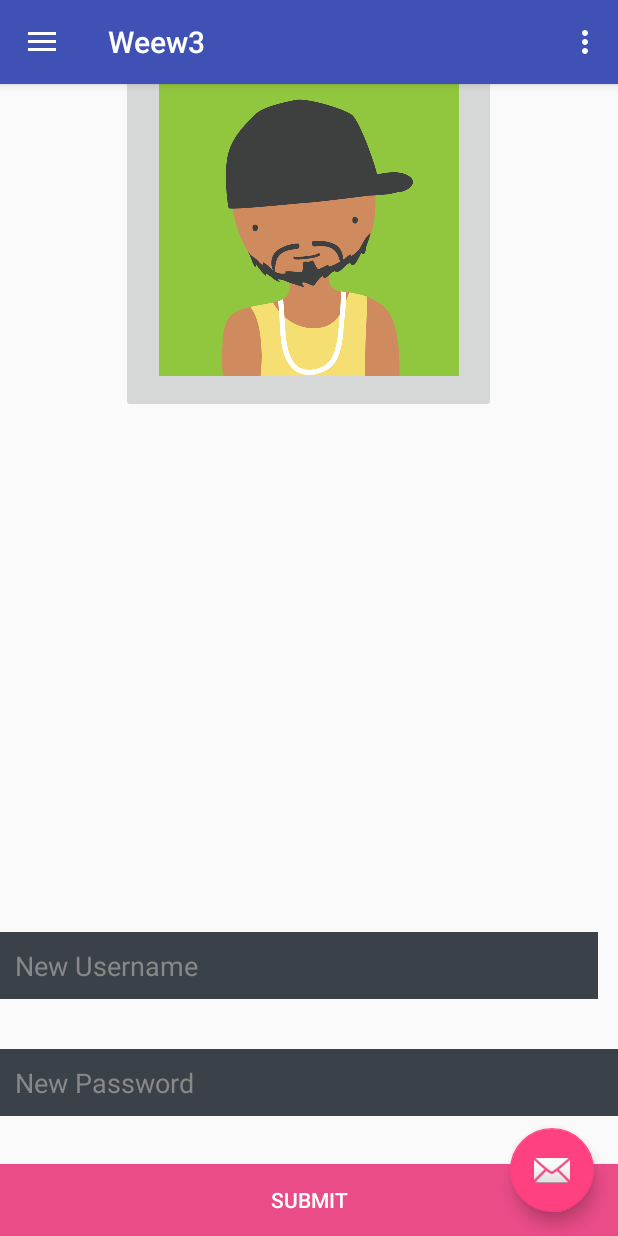
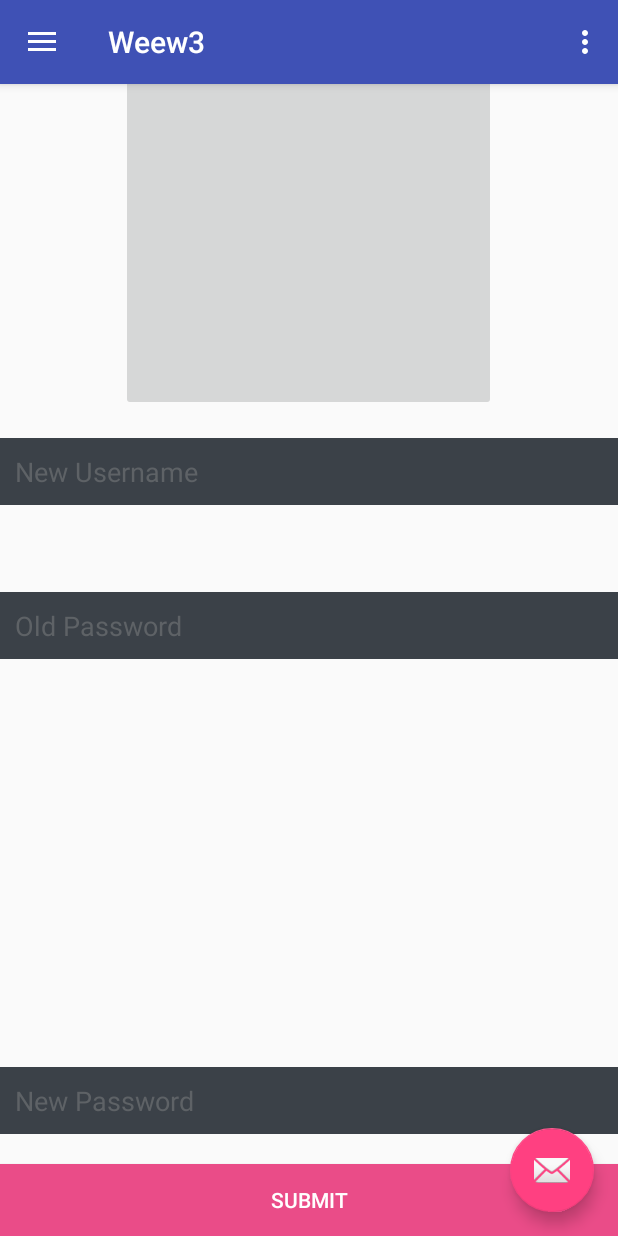
Before and after one commit to melyaman/Weew, an Android app: the fragment EditProfile placed in its activity, on a phone screen of 412 x 824 dp. Run offline under Robolectric (Android 15) with nearby library versions, the light colour scheme and no system bars; our stand-ins replace CircleImageView, Volley; network calls fail; 2 statements that could not run were skipped.

Commit message:
Finalysing user update

```diff
--- a/app/src/main/java/preferences/android/eurecom/fr/weew3/Create.java
+++ b/app/src/main/java/preferences/android/eurecom/fr/weew3/Create.java
@@ -286,7 +286,7 @@ public class Create extends Fragment {
                         String time_begin = event.getString("time_begin");
                         String time_end = event.getString("time_end");
                         String description = event.getString("description");
-
+                        String members = event.getString("members");
                         // Inserting row in events table
                         //db.addEvent(evid, email, event_date, event_type, loc_lat, loc_long, picture, time_begin, time_end, description);
 
@@ -336,6 +336,7 @@ public class Create extends Fragment {
                 params.put("time_begin", time_begin);
                 params.put("time_end", time_end);
                 params.put("description", description);
+                params.put("members", email);
 
                 return params;
             }
--- a/app/src/main/java/preferences/android/eurecom/fr/weew3/EditProfile.java
+++ b/app/src/main/java/preferences/android/eurecom/fr/weew3/EditProfile.java
@@ -6,21 +6,28 @@ import android.app.DatePickerDialog;
 import android.content.Context;
 import android.content.SharedPreferences;
 import android.database.Cursor;
+import android.graphics.Bitmap;
 import android.graphics.BitmapFactory;
 import android.graphics.drawable.BitmapDrawable;
+import android.graphics.drawable.Drawable;
 import android.icu.util.Calendar;
 import android.net.Uri;
 import android.os.Bundle;
 import android.provider.MediaStore;
+import android.support.design.widget.NavigationView;
 import android.support.v4.app.Fragment;
+import android.util.Base64;
 import android.view.LayoutInflater;
 import android.view.View;
 import android.view.ViewGroup;
 import android.widget.ImageButton;
+import android.widget.ImageView;
 import android.widget.ListView;
 import android.widget.Toast;
 import android.app.ProgressDialog;
 import android.content.Intent;
+
+import de.hdodenhof.circleimageview.CircleImageView;
 import preferences.android.eurecom.fr.weew3.app.AppConfig;
 import preferences.android.eurecom.fr.weew3.app.AppController;
 import preferences.android.eurecom.fr.weew3.helper.SQLiteHandler;
@@ -42,10 +49,15 @@ import com.android.volley.toolbox.StringRequest;
 import org.json.JSONException;
 import org.json.JSONObject;
 
+import java.io.ByteArrayOutputStream;
+import java.io.File;
+import java.io.FileInputStream;
+import java.io.FileNotFoundException;
 import java.util.HashMap;
 import java.util.Map;
 
 import static android.app.Activity.RESULT_OK;
+import static com.google.android.gms.wearable.DataMap.TAG;
 
 
 /**
@@ -56,9 +68,17 @@ public class EditProfile extends Fragment {
     private static final String TAG = EditProfile.class.getSimpleName();
     int RESULT_LOAD_IMAGE = 1;
     final String FILEPATH = "FilePath";
-
+    Bitmap thumbnail = null;
+    EditText new_username;
+    EditText old_password;
+    EditText new_password;
+    ImageButton myImage;
     SharedPreferences prefs;
-
+    TextView userName;
+    CircleImageView userImage;
+    private ProgressDialog pDialog;
+    private SessionManager session;
+    private Button btnSubmit;
 
     @Override
     public View onCreateView(LayoutInflater inflater, ViewGroup container,
@@ -70,40 +90,22 @@ public class EditProfile extends Fragment {
 
         final View rView = inflater.inflate(R.layout.fragment_edit_profile, container, false);
 
-        final EditText new_username;
-        final EditText new_password;
-        final ImageButton myImage;
+        NavigationView navigationView = (NavigationView) getActivity().findViewById(R.id.nav_view);
+        View header=navigationView.getHeaderView(0);
+
+
         new_username = (EditText) rView.findViewById(R.id.new_username);
         new_password = (EditText) rView.findViewById(R.id.new_password);
+        old_password = (EditText) rView.findViewById(R.id.old_password);
         myImage = (ImageButton) rView.findViewById(R.id.myButton);
 
+        userImage = (CircleImageView)  header.findViewById(R.id.profile_image);
+        userName = (TextView) header.findViewById(R.id.email);
 
-/*
-        myImage.setOnClickListener(new View.OnClickListener() {
-
-            @Override
-            public void onClick(View v) {
-                // TODO Auto-generated method stub
-                Toast.makeText(rView.getContext(),
-                        "ImageButton is clicked!", Toast.LENGTH_SHORT).show();
-
-                Intent intent = new Intent(Intent.ACTION_PICK,
-                        android.provider.MediaStore.Images.Media.INTERNAL_CONTENT_URI);
-               // intent.setType("image/*");
-                //intent.setAction(Intent.ACTION_GET_CONTENT);
-                startActivityForResult(Intent.createChooser(intent, "Select Picture"),1);
-
-            }
-        });
-*/
-
-        /// edit the photo
+        btnSubmit = (Button) rView.findViewById(R.id.submit);
 
 
 
-
-
-            prefs = this.getActivity().getSharedPreferences("com.example.app", Context.MODE_PRIVATE);
         myImage.setOnClickListener(new View.OnClickListener() {
 
             @Override
@@ -114,50 +116,30 @@ public class EditProfile extends Fragment {
 
                 startActivityForResult(i, 1);
 
-                myImage.setBackgroundDrawable(new BitmapDrawable(BitmapFactory.decodeFile(prefs.getString(FILEPATH, ""))));
+                //myImage.setBackground(new BitmapDrawable(BitmapFactory.decodeFile(prefs.getString(FILEPATH, ""))));
+                //myImage.setImageBitmap(thumbnail);
+            }
+        });
+
+        btnSubmit.setOnClickListener(new View.OnClickListener() {
+            public void onClick(View view) {
+                // get user data from session
+                HashMap<String, String> user = session.getUserDetails();
+
+                // email from preferences
+                String email = user.get(SessionManager.KEY_EMAIL);
+
+                //event_date, event_type, loc_lat, loc_long, picture, time_begin, time_end, description
+                String newUserName = new_username.getText().toString().trim();
+                String oldPassword = old_password.getText().toString().trim();
+                String newPassword = new_password.getText().toString().trim();
+
+                updateUser(email, newUserName , oldPassword, newPassword);
 
             }
         });
-
-
-
-
-
-
-
-
-
-
-
-        ////
-
-
-
-
-return rView;
-    }
-
-/*
-    public void onActivityResult(int requestCode, int resultCode, Intent data) {
-        super.onActivityResult(requestCode, resultCode, data);
-        try {
-            switch (requestCode) {
-
-                case 1:
-                    if (resultCode == Activity.RESULT_OK) {
-                        //data gives you the image uri. Try to convert that to bitmap
-                        break;
-                    } else if (resultCode == Activity.RESULT_CANCELED) {
-                        Log.e(TAG, "Selecting picture cancelled");
-                    }
-                    break;
-            }
-        } catch (Exception e) {
-            Log.e(TAG, "Exception in onActivityResult : " + e.getMessage());
-        }
-    }
-
-*/
+        return rView;
+    };
 
 
 
@@ -179,13 +161,55 @@ return rView;
             String picturePath = cursor.getString(columnIndex);
             cursor.close();
 
-            prefs.edit().putString(FILEPATH, picturePath);
+            //prefs.edit().putString(FILEPATH, picturePath);
+            thumbnail = (BitmapFactory.decodeFile(picturePath));
+            Drawable d = new BitmapDrawable(getResources(), thumbnail);
+            myImage.setImageBitmap(thumbnail);
 
+            //userName.setText("this will not work");
+
+            ByteArrayOutputStream baos = new ByteArrayOutputStream();
+            thumbnail.compress(Bitmap.CompressFormat.PNG, 100, baos);
+            byte[] b = baos.toByteArray();
+
+            String encodedImage = Base64.encodeToString(b, Base64.DEFAULT);
+
+            prefs = getActivity().getSharedPreferences("WeeWLogin", Context.MODE_PRIVATE);
+            SharedPreferences.Editor edit=prefs.edit();
+            edit.putString("image_data",encodedImage);
+            edit.commit();
+
+            userImage.setImageDrawable(d);
+
+            //thumbnail = decodeFile(picturePath);
         }
 
 
     }
 
+    // Decodes image and scales it to reduce memory consumption
+    private Bitmap decodeFile(String picturePath) {
+
+            // Decode image size
+            BitmapFactory.Options o = new BitmapFactory.Options();
+            o.inJustDecodeBounds = true;
+            BitmapFactory.decodeFile(picturePath,o);
+
+            // The new size we want to scale to
+            final int REQUIRED_SIZE=70;
+
+            // Find the correct scale value. It should be the power of 2.
+            int scale = 1;
+            while(o.outWidth / scale / 2 >= REQUIRED_SIZE &&
+                    o.outHeight / scale / 2 >= REQUIRED_SIZE) {
+                scale *= 2;
+            }
+
+            // Decode with inSampleSize
+            BitmapFactory.Options o2 = new BitmapFactory.Options();
+            o2.inSampleSize = scale;
+            return BitmapFactory.decodeFile(picturePath , o2);
+    }
 
 
     public static Context contextOfApplication;
@@ -193,4 +217,93 @@ return rView;
     {
         return contextOfApplication;
     }
+
+    private void showDialog() {
+        if (!pDialog.isShowing())
+            pDialog.show();
+    }
+
+    /**
+     * Function to store user in MySQL database will post params(tag, name,
+     * email, password) to register url
+     * */
+    private void updateUser(final String email, final String newName, final String oldPassword , final String newPassword) {
+        // Tag used to cancel the request
+        String tag_string_req = "req_update_user";
+        pDialog.setMessage("Updating user profile ...");
+        showDialog();
+
+        StringRequest strReq = new StringRequest(Request.Method.POST,
+                AppConfig.URL_UPDATE_USER, new Response.Listener<String>() {
+
+            @Override
+            public void onResponse(String response) {
+                Log.d(TAG, "Updating User Response: " + response.toString());
+                hideDialog();
+
+                try {
+                    JSONObject jObj = new JSONObject(response);
+                    boolean error = jObj.getBoolean("error");
+                    if (!error) {
+                        // Event successfully stored in MySQL
+                        // Now store the event in sqlite
+
+
+                        JSONObject user = jObj.getJSONObject("user");
+
+                        Toast.makeText(getActivity().getApplicationContext(), "User successfully modified.", Toast.LENGTH_LONG).show();
+
+                        // Launch event fragment
+                        Events fragment = new Events();
+                        android.support.v4.app.FragmentTransaction fragmentTransaction =
+                                getActivity().getSupportFragmentManager().beginTransaction();
+                        fragmentTransaction.replace(R.id.fragment_container,fragment);
+                        fragmentTransaction.commit();
+
+                    } else {
+
+                        // Error occurred in submitting. Get the error
+                        // message
+                        String errorMsg = jObj.getString("old password is wrong");
+                        Toast.makeText(getActivity().getApplicationContext(),
+                                errorMsg, Toast.LENGTH_LONG).show();
+                    }
+                } catch (JSONException e) {
+                    e.printStackTrace();
+                }
+
+            }
+        }, new Response.ErrorListener() {
+
+            @Override
+            public void onErrorResponse(VolleyError error) {
+                Log.e(TAG, "Event Submission Error: " + error.getMessage());
+                Toast.makeText(getActivity().getApplicationContext(),
+                        error.getMessage(), Toast.LENGTH_LONG).show();
+                hideDialog();
+            }
+        }) {
+
+            @Override
+            protected java.util.Map<String, String> getParams() {
+                // Posting params to add event url
+                java.util.Map<String, String> params = new HashMap<String, String>();
+                params.put("newName", newName);
+                params.put("email", email);
+                params.put("oldPassword", oldPassword);
+                params.put("newPassword", newPassword);
+                return params;
+            }
+
+        };
+
+        // Adding request to request queue
+        AppController.getInstance().addToRequestQueue(strReq, tag_string_req);
+    }
+
+    private void hideDialog() {
+        if (pDialog.isShowing())
+            pDialog.dismiss();
+    }
+
 }
--- a/app/src/main/java/preferences/android/eurecom/fr/weew3/MainActivity.java
+++ b/app/src/main/java/preferences/android/eurecom/fr/weew3/MainActivity.java
@@ -1,9 +1,17 @@
 package preferences.android.eurecom.fr.weew3;
 
+import android.content.Context;
 import android.content.Intent;
+import android.content.SharedPreferences;
+import android.graphics.Bitmap;
+import android.graphics.BitmapFactory;
+import android.graphics.drawable.BitmapDrawable;
+import android.graphics.drawable.Drawable;
 import android.os.Bundle;
 import android.support.design.widget.FloatingActionButton;
 import android.support.design.widget.Snackbar;
+import android.util.Base64;
+import android.util.Log;
 import android.view.View;
 import android.support.design.widget.NavigationView;
 import android.support.v4.view.GravityCompat;
@@ -13,10 +21,15 @@ import android.support.v7.app.AppCompatActivity;
 import android.support.v7.widget.Toolbar;
 import android.view.Menu;
 import android.view.MenuItem;
+import android.widget.ImageView;
+import android.widget.TextView;
 
 import org.json.JSONArray;
 import org.json.JSONException;
 
+import java.util.HashMap;
+
+import de.hdodenhof.circleimageview.CircleImageView;
 import preferences.android.eurecom.fr.weew3.helper.SQLiteHandler;
 import preferences.android.eurecom.fr.weew3.helper.SessionManager;
 
@@ -27,8 +40,10 @@ public class MainActivity extends AppCompatActivity
     private SessionManager session;
     public JSONArray EventList = new JSONArray();
 
+    TextView userName;
+    ImageView userImage;
+    NavigationView navigationView = null;
 
-    NavigationView navigationView = null;
     Toolbar toolbar = null;
     @Override
     protected void onCreate(Bundle savedInstanceState) {
@@ -36,6 +51,8 @@ public class MainActivity extends AppCompatActivity
 
         // SqLite database handler
         db = new SQLiteHandler(getApplicationContext());
+
+
 
         // session manager
         session = new SessionManager(getApplicationContext());
@@ -66,8 +83,30 @@ public class MainActivity extends AppCompatActivity
         drawer.setDrawerListener(toggle);
         toggle.syncState();
 
+
+
+
+
         navigationView = (NavigationView) findViewById(R.id.nav_view);
         navigationView.setNavigationItemSelectedListener(this);
+        View header=navigationView.getHeaderView(0);
+
+        SharedPreferences prefs;
+        prefs = this.getSharedPreferences("WeeWLogin", Context.MODE_PRIVATE);
+        String previouslyEncodedImage = prefs.getString("image_data", "");
+        //Log.i("show: ",previouslyEncodedImage);
+        if( !previouslyEncodedImage.equalsIgnoreCase("") ){
+            byte[] b = Base64.decode(previouslyEncodedImage, Base64.DEFAULT);
+            Bitmap bitmap = BitmapFactory.decodeByteArray(b, 0, b.length);
+            Log.i("show here : ",bitmap.toString());
+            HashMap<String, String> user = session.getUserDetails();
+            userImage = (CircleImageView)  header.findViewById(R.id.profile_image);
+            userName = (TextView) header.findViewById(R.id.email);
+            Drawable d = new BitmapDrawable(getResources(), bitmap);
+            userImage.setImageDrawable(d);
+            userName.setText(user.get(SessionManager.KEY_EMAIL));
+        }
+
     }
 
     @Override
--- a/app/src/main/java/preferences/android/eurecom/fr/weew3/app/AppConfig.java
+++ b/app/src/main/java/preferences/android/eurecom/fr/weew3/app/AppConfig.java
@@ -15,4 +15,6 @@ public class AppConfig {
 
     // Server create event url
     public static String URL_CREATE_EVENT = "http://192.168.1.80/android_login_api/event_handler.php";
+
+    public static String URL_UPDATE_USER = "http://192.168.1.80/android_login_api/update_user.php";
 }
--- a/app/src/main/res/layout/fragment_edit_profile.xml
+++ b/app/src/main/res/layout/fragment_edit_profile.xml
@@ -7,15 +7,7 @@
 
     <!-- TODO: Update blank fragment layout -->
 
-    <ImageButton android:id="@+id/myButton"
-        android:layout_width="250dp"
-        android:layout_height="250dp"
-        android:src="@drawable/profile"
-        android:layout_marginTop="25dp"
-        android:layout_alignParentTop="true"
-        android:layout_centerHorizontal="true"
-        />
-
+    <!--android:src="@drawable/profile"-->
 
 
     <Button
@@ -29,28 +21,15 @@
         android:layout_height="wrap_content"
         android:id="@+id/submit" />
 
-    <EditText
-        android:background="@color/input_register_bg"
-        android:padding="10dp"
-        android:singleLine="true"
-        android:textColor="@color/input_register"
-        android:textColorHint="@color/input_register_hint"
-        android:layout_height="wrap_content"
-        android:layout_width="fill_parent"
-        android:layout_marginBottom="33dp"
-        android:inputType="textPersonName"
-        android:text="New Username"
-        android:ems="10"
-        android:id="@+id/new_username"
-        android:layout_above="@+id/new_password"
-        android:layout_alignParentRight="true"
-        android:layout_alignParentEnd="true"
-        android:layout_marginRight="13dp"
-        android:layout_marginEnd="13dp" />
+    <ImageButton android:id="@+id/myButton"
+        android:layout_width="250dp"
+        android:layout_height="250dp"
+        android:layout_marginTop="24dp"
+        android:layout_alignParentTop="true"
+        android:layout_centerHorizontal="true" />
 
     <EditText
         android:background="@color/input_register_bg"
-        android:text="New Password"
         android:ems="10"
         android:id="@+id/new_password"
         android:padding="10dp"
@@ -59,9 +38,42 @@
         android:textColorHint="@color/input_register_hint"
         android:layout_height="wrap_content"
         android:layout_width="fill_parent"
-        android:layout_marginBottom="12dp"
+        android:hint="New Password"
         android:layout_above="@+id/submit"
         android:layout_alignParentLeft="true"
         android:layout_alignParentStart="true" />
 
+    <EditText
+        android:background="@color/input_register_bg"
+        android:padding="10dp"
+        android:singleLine="true"
+        android:textColor="@color/input_register"
+        android:textColorHint="@color/input_register_hint"
+        android:layout_height="wrap_content"
+        android:layout_width="match_parent"
+        android:inputType="textPersonName"
+        android:ems="10"
+        android:id="@+id/new_username"
+        android:hint="New Username"
+        android:layout_marginTop="18dp"
+        android:layout_below="@+id/myButton"
+        android:layout_alignParentLeft="true"
+        android:layout_alignParentStart="true" />
+
+    <EditText
+        android:background="@color/input_register_bg"
+        android:ems="10"
+        android:id="@+id/old_password"
+        android:padding="10dp"
+        android:singleLine="true"
+        android:textColor="@color/input_register"
+        android:textColorHint="@color/input_register_hint"
+        android:layout_height="wrap_content"
+        android:layout_width="fill_parent"
+        android:hint="Old Password"
+        android:layout_marginTop="58dp"
+        android:layout_below="@+id/new_username"
+        android:layout_alignParentLeft="true"
+        android:layout_alignParentStart="true" />
+
 </RelativeLayout>
--- a/app/src/main/res/layout/nav_header_main.xml
+++ b/app/src/main/res/layout/nav_header_main.xml
@@ -11,7 +11,6 @@
         android:id="@+id/profile_image"
         android:layout_width="70dp"
         android:layout_height="70dp"
-        android:src="@drawable/profile"
         app:border_color="#FF000000"
         android:layout_marginLeft="24dp"
         android:layout_centerVertical="true"
@@ -22,7 +21,7 @@
     <TextView
         android:layout_width="wrap_content"
         android:layout_height="wrap_content"
-        android:text="Hamza Zaouali"
+        android:text=""
         android:textSize="14sp"
         android:textColor="#FFF"
         android:textStyle="bold"
@@ -36,7 +35,6 @@
     <TextView
         android:layout_width="wrap_content"
         android:layout_height="wrap_content"
-        android:text="hamza.zaouali@gmail.com"
         android:id="@+id/email"
         android:gravity="left"
         android:layout_marginBottom="8dp"
```
